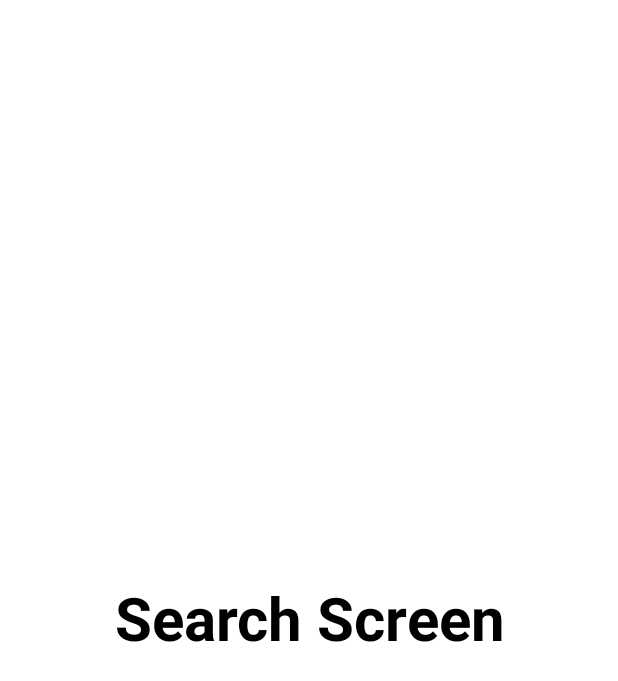
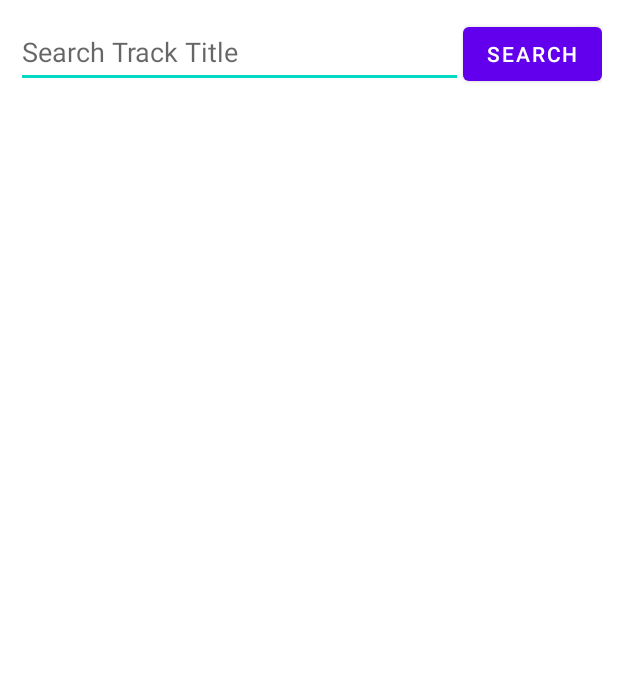
Before and after one commit to ibanlacson/BeatsApp, an Android app: the layout fragment_search.xml on its own in the app's theme, with its tools: preview values and no code run, on a phone screen of 412 x 824 dp. Shown: the top 681 px of the screen. Run offline under Robolectric (Android 15) with nearby library versions, the phone set to English and light mode, and no system bars.

Commit message:
Search feature implemented.

```diff
--- a/app/src/main/java/com/auf/cea/beatsapp/constants/Constants.kt
+++ b/app/src/main/java/com/auf/cea/beatsapp/constants/Constants.kt
@@ -5,7 +5,7 @@ const val IS_KEPT = "isKeptLoggedIn"
 
 // BASE URL
 const val SHAZAM_BASE_URL = "https://shazam.p.rapidapi.com/"
-const val MXM_BASE_URL = "http://api.musixmatch.com/"
+const val MXM_BASE_URL = "https://api.musixmatch.com/"
 
 // API KEY
 const val MXM_API_KEY = "f0a8935885f908b07c28b0d9051f4722"
--- a/app/src/main/java/com/auf/cea/beatsapp/services/repositories/MusixmatchAPI.kt
+++ b/app/src/main/java/com/auf/cea/beatsapp/services/repositories/MusixmatchAPI.kt
@@ -7,7 +7,7 @@ import retrofit2.http.GET
 import retrofit2.http.Query
 
 interface MusixmatchAPI {
-    @GET("ws/1.1/track.search")
+    @GET("/ws/1.1/track.search")
     suspend fun searchTrack(
         @Query("apikey") apikey: String,
         @Query("q_track_artist") q:String,
@@ -15,7 +15,7 @@ interface MusixmatchAPI {
         @Query("page_size") size:Int
     ):Response<TrackSearchModel>
 
-    @GET("ws/1.1/track.lyrics.get")
+    @GET("/ws/1.1/track.lyrics.get")
     suspend fun getLyrics(
         @Query("apikey") apikey: String,
         @Query("track_id") track_id:String,
--- a/app/src/main/res/layout/fragment_search.xml
+++ b/app/src/main/res/layout/fragment_search.xml
@@ -1,18 +1,47 @@
 <?xml version="1.0" encoding="utf-8"?>
-<FrameLayout xmlns:android="http://schemas.android.com/apk/res/android"
+<androidx.constraintlayout.widget.ConstraintLayout
+    xmlns:android="http://schemas.android.com/apk/res/android"
+    xmlns:app="http://schemas.android.com/apk/res-auto"
     xmlns:tools="http://schemas.android.com/tools"
     android:layout_width="match_parent"
     android:layout_height="match_parent"
     tools:context=".ui.fragments.SearchFragment">
 
-    <!-- TODO: Update blank fragment layout -->
-    <TextView
-        android:layout_width="match_parent"
-        android:layout_height="match_parent"
-        android:gravity="center"
-        android:textColor="@color/black"
-        android:textStyle="bold"
-        android:textSize="40sp"
-        android:text="Search Screen"/>
+    <LinearLayout
+        android:id="@+id/linearLayout"
+        android:layout_width="0dp"
+        android:layout_height="wrap_content"
+        android:layout_margin="5dp"
+        android:orientation="horizontal"
+        android:padding="5dp"
+        android:weightSum="5"
+        app:layout_constraintEnd_toEndOf="parent"
+        app:layout_constraintStart_toStartOf="parent"
+        app:layout_constraintTop_toTopOf="parent">
 
-</FrameLayout>
+        <EditText
+            android:id="@+id/txt_search"
+            android:layout_width="0dp"
+            android:layout_height="wrap_content"
+            android:layout_weight="5"
+            android:hint="Search Track Title"
+            android:minHeight="48dp" />
+
+        <Button
+            android:id="@+id/btn_search"
+            android:layout_width="wrap_content"
+            android:layout_height="wrap_content"
+            android:text="Search" />
+    </LinearLayout>
+
+    <androidx.recyclerview.widget.RecyclerView
+        android:id="@+id/rv_track_list"
+        android:layout_width="0dp"
+        android:layout_height="0dp"
+        android:layout_margin="5dp"
+        app:layout_constraintBottom_toBottomOf="parent"
+        app:layout_constraintEnd_toEndOf="parent"
+        app:layout_constraintStart_toStartOf="parent"
+        app:layout_constraintTop_toBottomOf="@+id/linearLayout" />
+
+</androidx.constraintlayout.widget.ConstraintLayout>
```
Also changed, not shown: app/src/main/java/com/auf/cea/beatsapp/ui/adapters/TrackListAdapter.kt (added, +40 -0 lines), app/src/main/java/com/auf/cea/beatsapp/ui/fragments/SearchFragment.kt (+101 -40 lines), app/src/main/res/layout/content_mxm_track.xml (added, +41 -0 lines).
